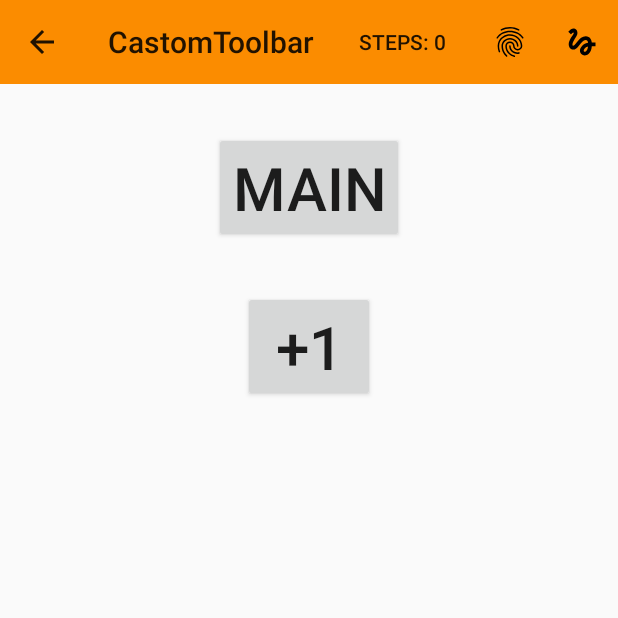
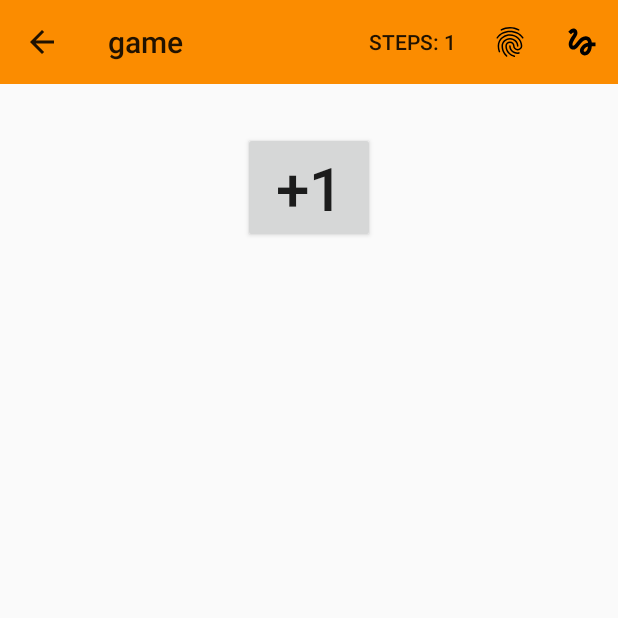
Before and after one commit to KaterynaS/CastomToolbar, an Android app: the SecondActivity screen opened directly, with no data from a screen before it, after a tap on "+1", on a phone screen of 412 x 824 dp, the top half of it. Run offline under Robolectric (Android 15) with nearby library versions, the phone set to English and light mode, and no system bars.

Commit message:
step counter back button

```diff
--- a/app/src/main/AndroidManifest.xml
+++ b/app/src/main/AndroidManifest.xml
@@ -10,7 +10,8 @@
         android:supportsRtl="true"
         android:theme="@style/AppTheme">
         <activity android:name=".SecondActivity"
-            android:parentActivityName=".MainActivity"></activity>
+            android:parentActivityName=".MainActivity"
+            android:label="game"></activity>
         <activity android:name=".MainActivity">
             <intent-filter>
                 <action android:name="android.intent.action.MAIN" />
--- a/app/src/main/java/com/example/castomtoolbar/SecondActivity.java
+++ b/app/src/main/java/com/example/castomtoolbar/SecondActivity.java
@@ -6,6 +6,7 @@ import android.content.Intent;
 import android.os.Bundle;
 import android.util.Log;
 import android.view.Menu;
+import android.view.MenuItem;
 import android.view.View;
 import android.widget.Button;
 
@@ -13,25 +14,17 @@ import androidx.appcompat.widget.Toolbar;
 
 public class SecondActivity extends AppCompatActivity {
 
-    Button mainActivity;
     Toolbar toolbarSecond;
 
     Button addOne;
     int counter;
 
+    Menu toolbarMenu;
+
     @Override
     protected void onCreate(Bundle savedInstanceState) {
         super.onCreate(savedInstanceState);
         setContentView(R.layout.activity_second);
-
-        mainActivity = findViewById(R.id.main_activity_button);
-        mainActivity.setOnClickListener(new View.OnClickListener() {
-            @Override
-            public void onClick(View v) {
-                Intent main = new Intent(SecondActivity.this, MainActivity.class);
-                startActivity(main);
-            }
-        });
 
         toolbarSecond = (Toolbar) findViewById(R.id.bar_of_tools);
         setSupportActionBar(toolbarSecond);
@@ -44,12 +37,20 @@ public class SecondActivity extends AppCompatActivity {
             public void onClick(View v) {
                 counter++;
                 Log.d("addOne", "counter = " + counter);
+                updateStepCounter();
             }
         });
     }
 
+    private void updateStepCounter() {
+        MenuItem stepCounter = toolbarMenu.findItem(R.id.counter);
+        String s = "Steps: " + counter;
+        stepCounter.setTitle(s);
+    }
+
     @Override
     public boolean onCreateOptionsMenu(Menu menu) {
+        toolbarMenu = menu;
         getMenuInflater().inflate(R.menu.menu_second, menu);
         return true;
     }
--- a/app/src/main/res/layout/activity_second.xml
+++ b/app/src/main/res/layout/activity_second.xml
@@ -11,16 +11,6 @@
         android:id="@+id/bar_of_tools"
         layout="@layout/tools"/>
 
-    <Button
-        android:id="@+id/main_activity_button"
-        android:layout_width="wrap_content"
-        android:layout_height="wrap_content"
-        android:layout_marginTop="32dp"
-        android:text="main"
-        android:textSize="40sp"
-        app:layout_constraintLeft_toLeftOf="parent"
-        app:layout_constraintRight_toRightOf="parent"
-        app:layout_constraintTop_toBottomOf="@id/bar_of_tools" />
 
     <Button
         android:id="@+id/add_one_button"
@@ -31,6 +21,6 @@
         android:textSize="40sp"
         app:layout_constraintEnd_toEndOf="parent"
         app:layout_constraintStart_toStartOf="parent"
-        app:layout_constraintTop_toBottomOf="@+id/main_activity_button" />
+        app:layout_constraintTop_toBottomOf="@+id/bar_of_tools" />
 
 </androidx.constraintlayout.widget.ConstraintLayout>
```
